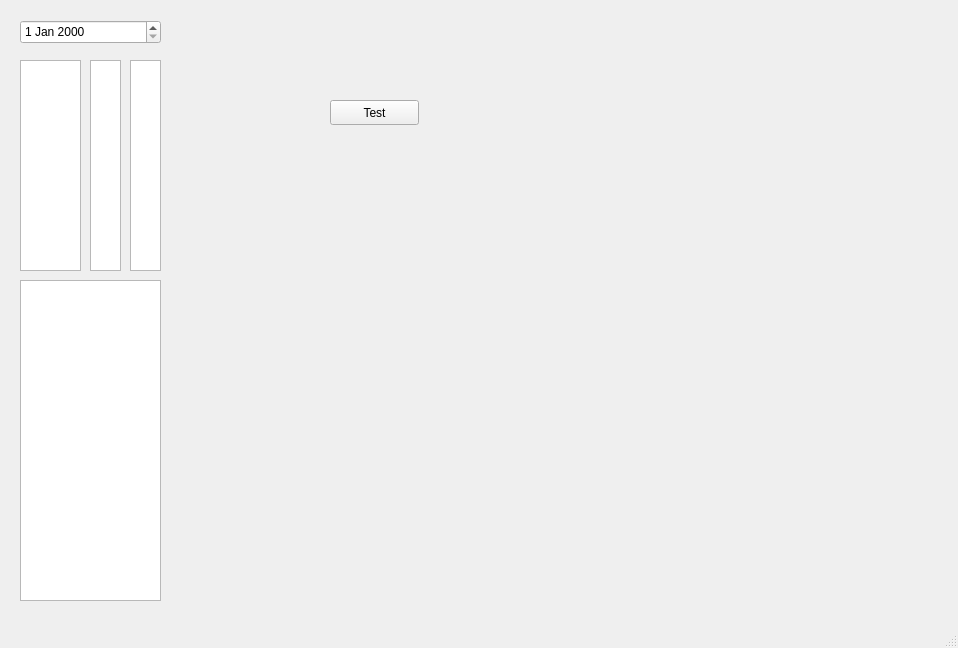
The window that gui/main.ui (adareau/HAL) describes before a commit, drawn with Qt 5.
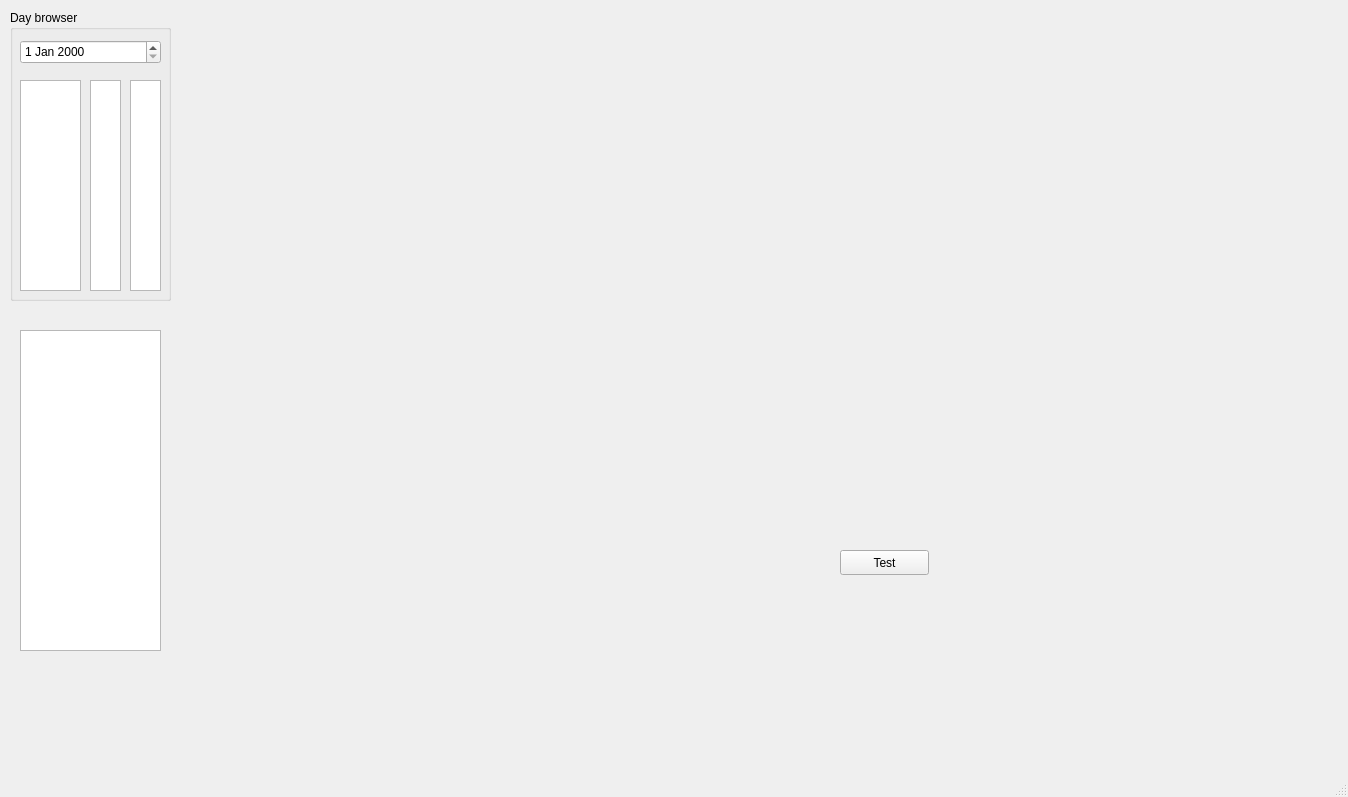
The same window after the commit.

Commit message: now using ListWidgets for the file browser

Patch:
```diff
--- a/gui/main.ui
+++ b/gui/main.ui
@@ -6,8 +6,8 @@
    <rect>
     <x>0</x>
     <y>0</y>
-    <width>958</width>
-    <height>648</height>
+    <width>1348</width>
+    <height>797</height>
    </rect>
   </property>
   <property name="windowTitle">
@@ -17,8 +17,8 @@
    <widget class="QPushButton" name="testButton">
     <property name="geometry">
      <rect>
-      <x>330</x>
-      <y>100</y>
+      <x>840</x>
+      <y>550</y>
       <width>89</width>
       <height>25</height>
      </rect>
@@ -27,55 +27,68 @@
      <string>Test</string>
     </property>
    </widget>
-   <widget class="QListView" name="yearListView">
-    <property name="geometry">
-     <rect>
-      <x>20</x>
-      <y>60</y>
-      <width>61</width>
-      <height>211</height>
-     </rect>
-    </property>
-   </widget>
-   <widget class="QListView" name="monthListView">
-    <property name="geometry">
-     <rect>
-      <x>90</x>
-      <y>60</y>
-      <width>31</width>
-      <height>211</height>
-     </rect>
-    </property>
-   </widget>
-   <widget class="QListView" name="dayListView">
-    <property name="geometry">
-     <rect>
-      <x>130</x>
-      <y>60</y>
-      <width>31</width>
-      <height>211</height>
-     </rect>
-    </property>
-   </widget>
    <widget class="QListWidget" name="fileList">
     <property name="geometry">
      <rect>
       <x>20</x>
-      <y>280</y>
+      <y>330</y>
       <width>141</width>
       <height>321</height>
      </rect>
     </property>
    </widget>
-   <widget class="QDateEdit" name="dateEdit">
+   <widget class="QGroupBox" name="dayBrowserBox">
     <property name="geometry">
      <rect>
-      <x>20</x>
-      <y>20</y>
-      <width>141</width>
-      <height>24</height>
+      <x>10</x>
+      <y>10</y>
+      <width>161</width>
+      <height>291</height>
      </rect>
     </property>
+    <property name="title">
+     <string>Day browser</string>
+    </property>
+    <widget class="QListWidget" name="dayList">
+     <property name="geometry">
+      <rect>
+       <x>120</x>
+       <y>70</y>
+       <width>31</width>
+       <height>211</height>
+      </rect>
+     </property>
+    </widget>
+    <widget class="QListWidget" name="monthList">
+     <property name="geometry">
+      <rect>
+       <x>80</x>
+       <y>70</y>
+       <width>31</width>
+       <height>211</height>
+      </rect>
+     </property>
+    </widget>
+    <widget class="QListWidget" name="yearList">
+     <property name="geometry">
+      <rect>
+       <x>10</x>
+       <y>70</y>
+       <width>61</width>
+       <height>211</height>
+      </rect>
+     </property>
+    </widget>
+    <widget class="QDateEdit" name="dateEdit">
+     <property name="geometry">
+      <rect>
+       <x>10</x>
+       <y>30</y>
+       <width>141</width>
+       <height>24</height>
+      </rect>
+     </property>
+    </widget>
    </widget>
   </widget>
   <widget class="QMenuBar" name="menubar">
```
Left out of the diff: 2 changed lines with no effect on the pictures. The commit also changes 3 other files.
